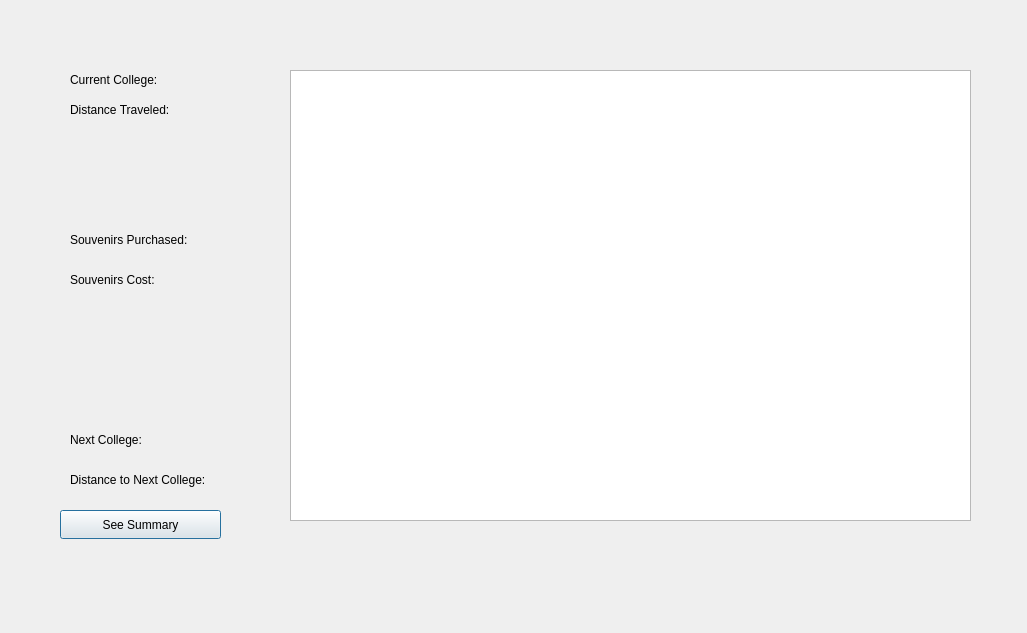
The window that tripwindow.ui (Cleru15/college_tour_app) describes before a commit, drawn with Qt 5.
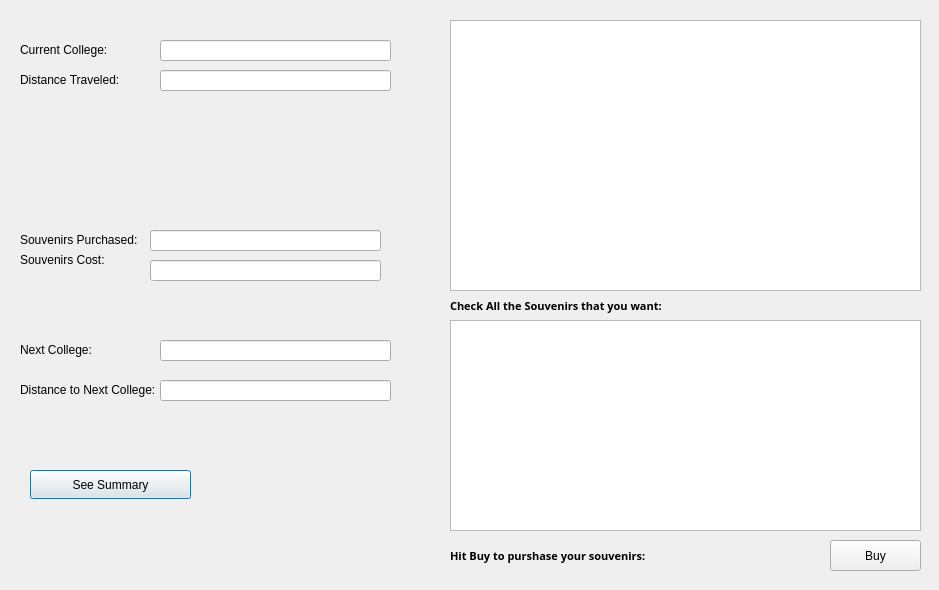
The same window after the commit.

What changed in the file:
```diff
--- a/tripwindow.ui
+++ b/tripwindow.ui
@@ -6,8 +6,8 @@
    <rect>
     <x>0</x>
     <y>0</y>
-    <width>1027</width>
-    <height>633</height>
+    <width>939</width>
+    <height>590</height>
    </rect>
   </property>
   <property name="windowTitle">
@@ -16,8 +16,8 @@
   <widget class="QPushButton" name="pushButton">
    <property name="geometry">
     <rect>
-     <x>60</x>
-     <y>510</y>
+     <x>30</x>
+     <y>470</y>
      <width>161</width>
      <height>29</height>
     </rect>
@@ -29,8 +29,8 @@
   <widget class="QLabel" name="label">
    <property name="geometry">
     <rect>
-     <x>70</x>
-     <y>430</y>
+     <x>20</x>
+     <y>340</y>
      <width>121</width>
      <height>20</height>
     </rect>
@@ -42,8 +42,8 @@
   <widget class="QLabel" name="label_2">
    <property name="geometry">
     <rect>
-     <x>70</x>
-     <y>470</y>
+     <x>20</x>
+     <y>380</y>
      <width>181</width>
      <height>20</height>
     </rect>
@@ -55,7 +55,7 @@
   <widget class="QLabel" name="label_3">
    <property name="geometry">
     <rect>
-     <x>70</x>
+     <x>20</x>
      <y>230</y>
      <width>151</width>
      <height>20</height>
@@ -68,8 +68,8 @@
   <widget class="QLabel" name="label_4">
    <property name="geometry">
     <rect>
-     <x>70</x>
-     <y>270</y>
+     <x>20</x>
+     <y>250</y>
      <width>121</width>
      <height>20</height>
     </rect>
@@ -81,8 +81,8 @@
   <widget class="QLabel" name="label_5">
    <property name="geometry">
     <rect>
-     <x>70</x>
-     <y>70</y>
+     <x>20</x>
+     <y>40</y>
      <width>121</width>
      <height>20</height>
     </rect>
@@ -94,8 +94,8 @@
   <widget class="QLabel" name="label_6">
    <property name="geometry">
     <rect>
-     <x>70</x>
-     <y>100</y>
+     <x>20</x>
+     <y>70</y>
      <width>131</width>
      <height>20</height>
     </rect>
@@ -104,13 +104,136 @@
     <string>Distance Traveled: </string>
    </property>
   </widget>
-  <widget class="QListView" name="listView">
+  <widget class="QTableWidget" name="souvDisplay">
    <property name="geometry">
     <rect>
-     <x>290</x>
+     <x>450</x>
+     <y>320</y>
+     <width>471</width>
+     <height>211</height>
+    </rect>
+   </property>
+  </widget>
+  <widget class="QLabel" name="labelCheckAll">
+   <property name="geometry">
+    <rect>
+     <x>450</x>
+     <y>290</y>
+     <width>461</width>
+     <height>31</height>
+    </rect>
+   </property>
+   <property name="font">
+    <font>
+     <family>Perpetua Titling MT</family>
+     <pointsize>8</pointsize>
+     <bold>true</bold>
+    </font>
+   </property>
+   <property name="text">
+    <string>Check All the Souvenirs that you want: </string>
+   </property>
+  </widget>
+  <widget class="QLabel" name="labelBuySouv">
+   <property name="geometry">
+    <rect>
+     <x>450</x>
+     <y>540</y>
+     <width>211</width>
+     <height>31</height>
+    </rect>
+   </property>
+   <property name="font">
+    <font>
+     <family>Perpetua Titling MT</family>
+     <pointsize>8</pointsize>
+     <bold>true</bold>
+    </font>
+   </property>
+   <property name="text">
+    <string>Hit Buy to purshase your souvenirs:</string>
+   </property>
+  </widget>
+  <widget class="QPushButton" name="buyButt">
+   <property name="geometry">
+    <rect>
+     <x>830</x>
+     <y>540</y>
+     <width>91</width>
+     <height>31</height>
+    </rect>
+   </property>
+   <property name="text">
+    <string>Buy</string>
+   </property>
+  </widget>
+  <widget class="QListView" name="collegeDisplay">
+   <property name="geometry">
+    <rect>
+     <x>450</x>
+     <y>20</y>
+     <width>471</width>
+     <height>271</height>
+    </rect>
+   </property>
+  </widget>
+  <widget class="QLineEdit" name="lineCurrColl">
+   <property name="geometry">
+    <rect>
+     <x>160</x>
+     <y>40</y>
+     <width>231</width>
+     <height>21</height>
+    </rect>
+   </property>
+  </widget>
+  <widget class="QLineEdit" name="lineDistTrav">
+   <property name="geometry">
+    <rect>
+     <x>160</x>
      <y>70</y>
-     <width>681</width>
-     <height>451</height>
+     <width>231</width>
+     <height>21</height>
+    </rect>
+   </property>
+  </widget>
+  <widget class="QLineEdit" name="lineNextColl">
+   <property name="geometry">
+    <rect>
+     <x>160</x>
+     <y>340</y>
+     <width>231</width>
+     <height>21</height>
+    </rect>
+   </property>
+  </widget>
+  <widget class="QLineEdit" name="lineDistNext">
+   <property name="geometry">
+    <rect>
+     <x>160</x>
+     <y>380</y>
+     <width>231</width>
+     <height>21</height>
+    </rect>
+   </property>
+  </widget>
+  <widget class="QLineEdit" name="lineSouvPurc">
+   <property name="geometry">
+    <rect>
+     <x>150</x>
+     <y>230</y>
+     <width>231</width>
+     <height>21</height>
+    </rect>
+   </property>
+  </widget>
+  <widget class="QLineEdit" name="lineSouvCost">
+   <property name="geometry">
+    <rect>
+     <x>150</x>
+     <y>260</y>
+     <width>231</width>
+     <height>21</height>
     </rect>
    </property>
   </widget>
```
Left out of the diff: 14 changed lines with no effect on the pictures.
